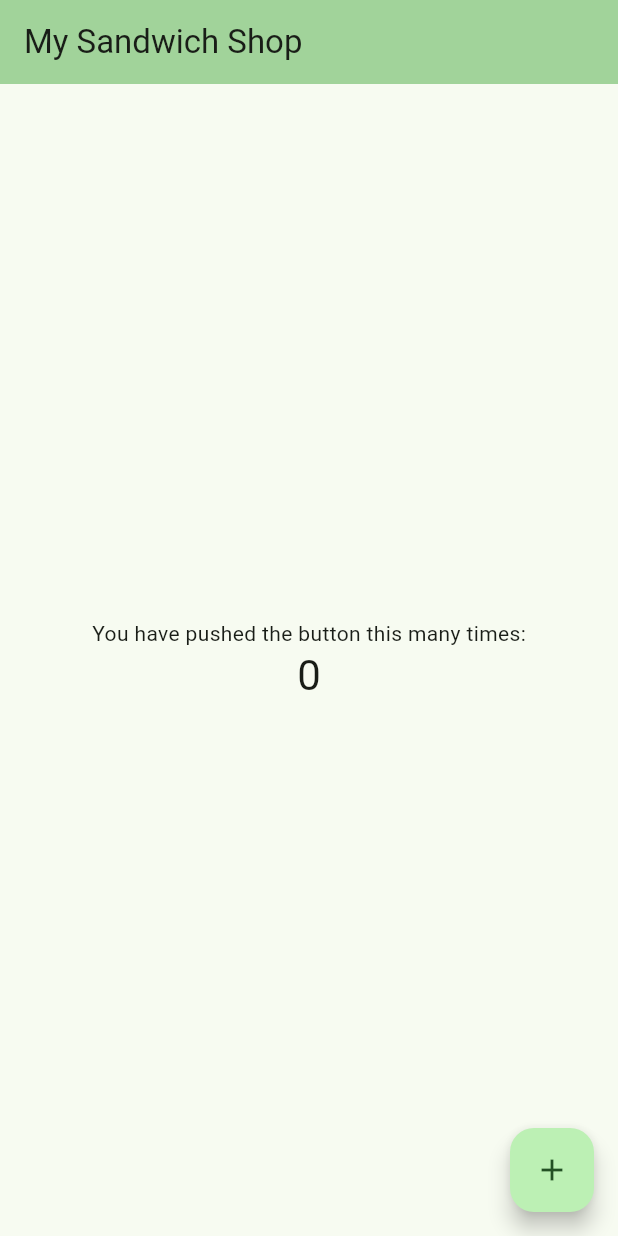
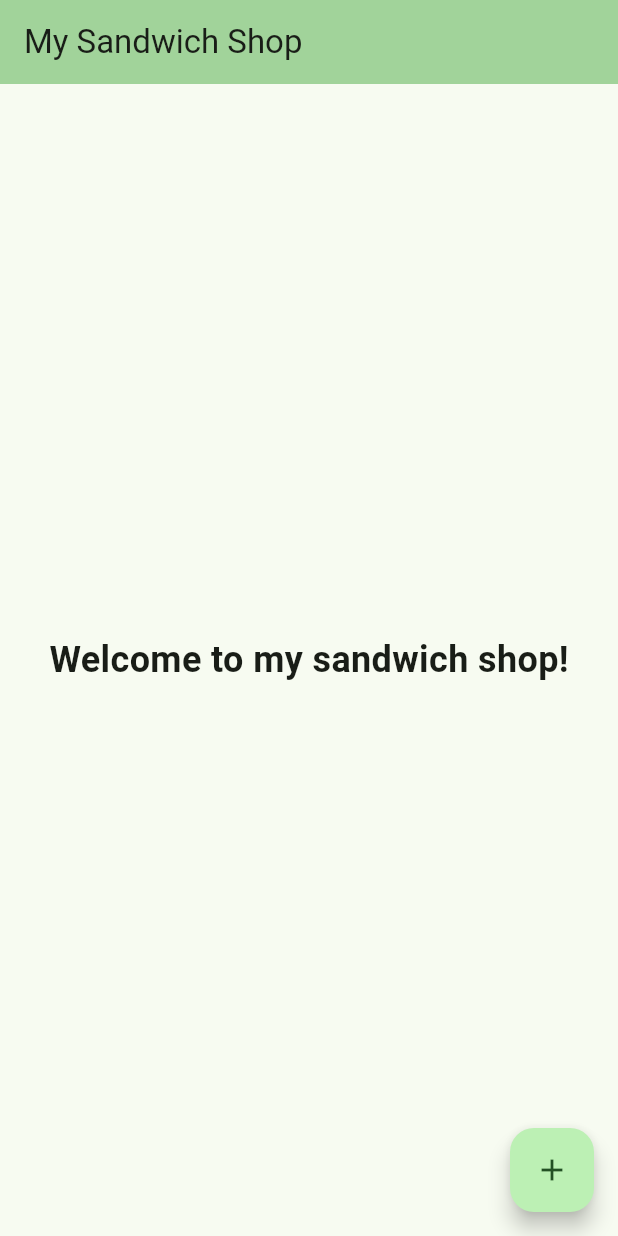
Before and after one commit to lemonizite/sandwich_shop, a Flutter app: the screen it shows after launch, on a phone screen of 412 x 824 dp. Run offline on Flutter 3.47's test engine with Material 3 defaults, Android fonts, the phone set to English and light mode, and no system bars.

Commit message:
worksheet 1 complete

```diff
--- a/lib/main.dart
+++ b/lib/main.dart
@@ -11,7 +11,7 @@ class MyApp extends StatelessWidget {
   @override
   Widget build(BuildContext context) {
     return MaterialApp(
-      title: 'Flutter Demo',
+      title: 'My Sandwich Shop',
       theme: ThemeData(
         // This is the theme of your application.
         //
@@ -104,10 +104,9 @@ class _MyHomePageState extends State<MyHomePage> {
           // wireframe for each widget.
           mainAxisAlignment: MainAxisAlignment.center,
           children: <Widget>[
-            const Text('You have pushed the button this many times:'),
-            Text(
-              '$_counter',
-              style: Theme.of(context).textTheme.headlineMedium,
+            const Text(
+              'Welcome to my sandwich shop!',
+              style: TextStyle(fontSize: 24, fontWeight: FontWeight.bold),
             ),
           ],
         ),
```
Also changed, not shown: pubspec.yaml (+2 -69 lines).
